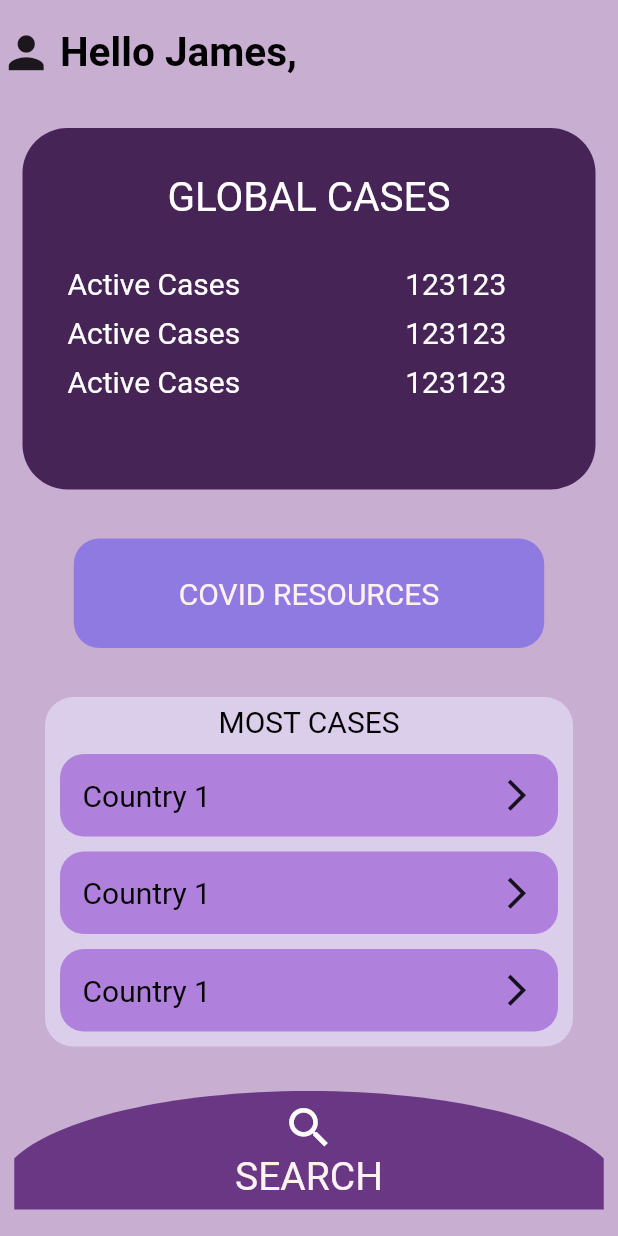
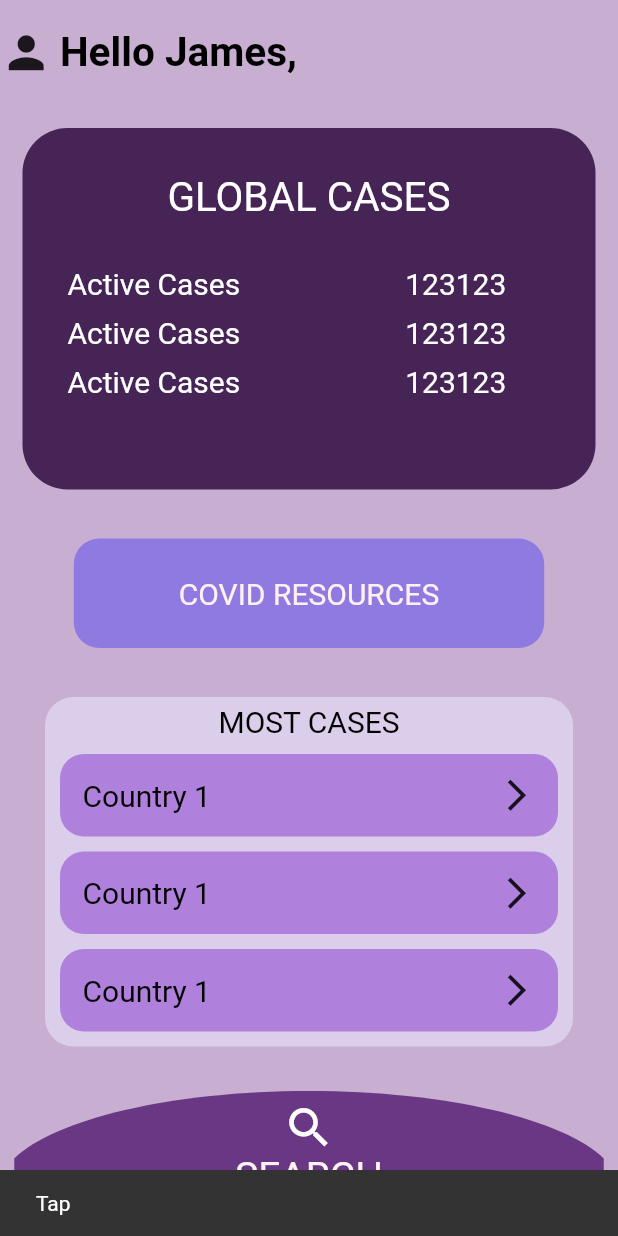
Before and after one commit to Gowtham-M1729/Covid_App-1, a Flutter app: the screen it shows after launch, after a tap on "COVID RESOURCES", on a phone screen of 412 x 824 dp. Run offline on Flutter 3.47's test engine with Material 2 defaults, Android fonts, the phone set to English and light mode, and no system bars; our stand-ins replace flutter_svg; Roboto replaces fonts that are missing (Segoe UI).

Commit message:
Added some package

```diff
--- a/lib/mainscreen.dart
+++ b/lib/mainscreen.dart
@@ -166,6 +166,9 @@ class CovidResources extends StatelessWidget {
   Widget build(BuildContext context) {
     return GestureDetector(
       onTap: () {
+        const snackBar = SnackBar(content: Text('Tap'));
+
+        ScaffoldMessenger.of(context).showSnackBar(snackBar);
         _launchURLBrowser();
       },
       child: Container(
```
Also changed, not shown: 1 other file.
